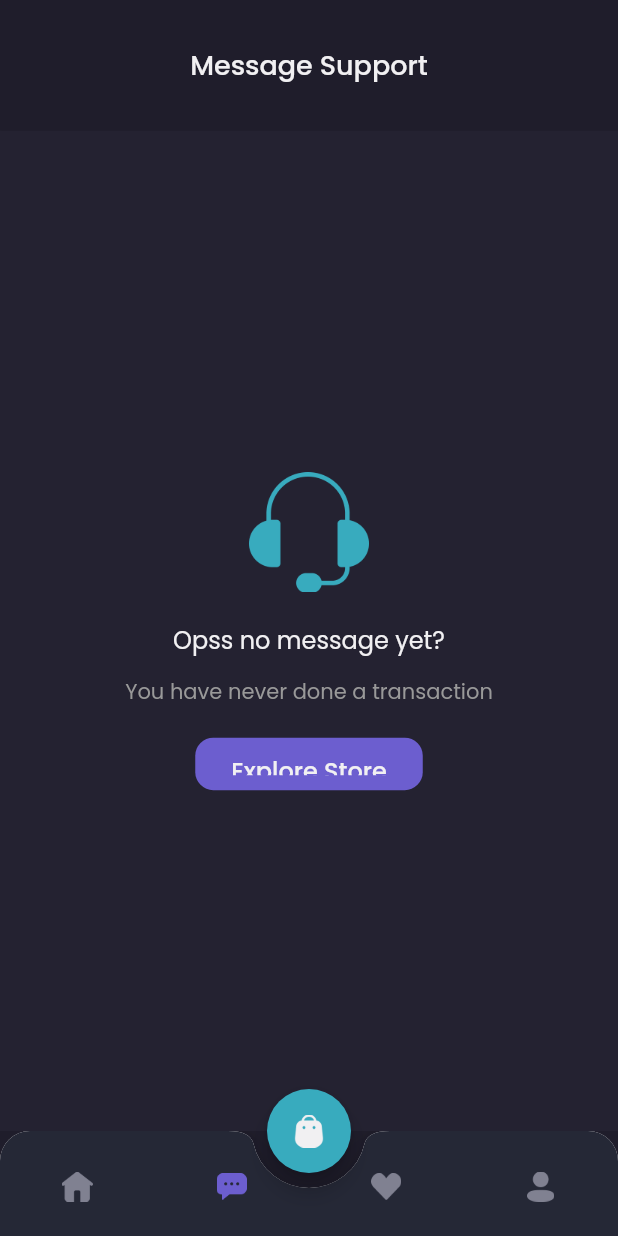
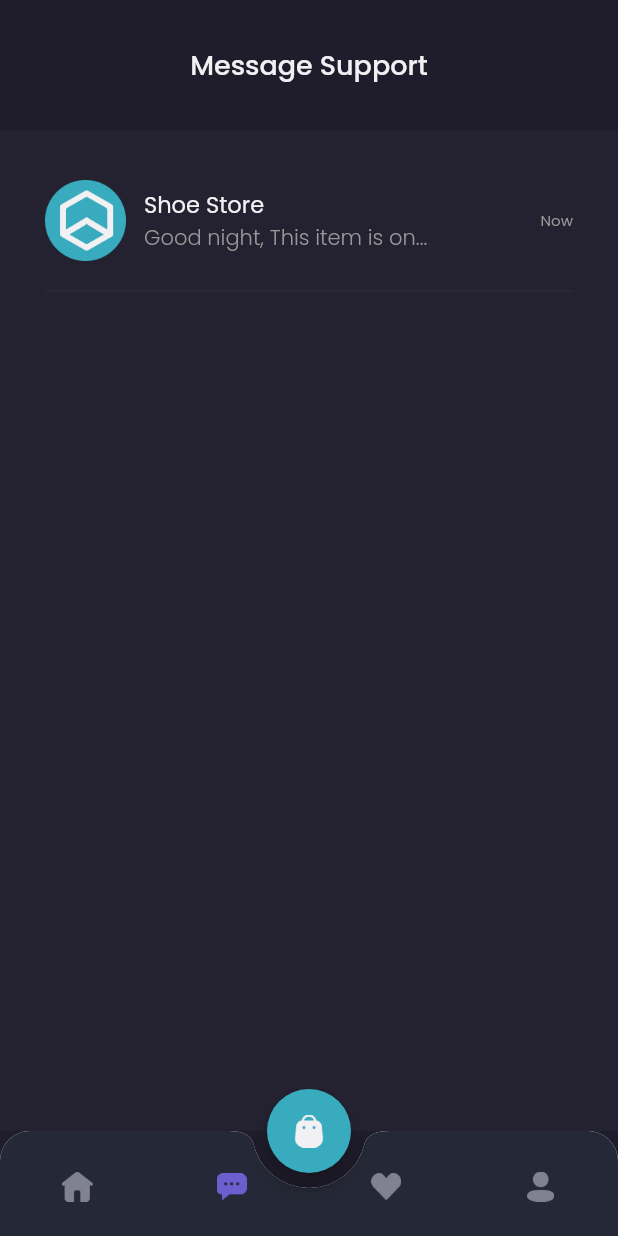
Before and after one commit to victorchndra/shamomobileapplication, a Flutter app: the MainPage screen opened by its route, item 2 of the bottom bar chosen, on a phone screen of 412 x 824 dp. Run offline on Flutter 3.47's test engine with Material 2 defaults, Android fonts, the phone set to English and light mode, and no system bars; our stand-ins replace google_fonts.

Commit message:
Chat menu

```diff
--- a/lib/main.dart
+++ b/lib/main.dart
@@ -1,6 +1,7 @@
 // ignore_for_file: prefer_const_constructors
 
 import 'package:flutter/material.dart';
+import 'package:shamo/pages/detail_chat.dart';
 import 'package:shamo/pages/home/main_page.dart';
 import 'package:shamo/pages/sign_in_page.dart';
 import 'package:shamo/pages/sign_up_page.dart';
@@ -22,6 +23,7 @@ class MyApp extends StatelessWidget {
         '/sign-in': (context) => SignInPage(),
         '/sign-up': (context) => SignUpPage(),
         '/home': (context) => MainPage(),
+        '/detail-chat': (context) => DetailChatPage(),
       }, //Manggil class dari file splash_page.dart
     );
   }
--- a/lib/pages/home/chat_page.dart
+++ b/lib/pages/home/chat_page.dart
@@ -1,5 +1,6 @@
 import 'package:flutter/material.dart';
 import 'package:shamo/theme.dart';
+import 'package:shamo/widgets/chat_tile.dart';
 
 class ChatPage extends StatelessWidget {
   const ChatPage({Key? key}) : super(key: key);
@@ -24,7 +25,7 @@ class ChatPage extends StatelessWidget {
       );
     }
 
-    Widget content() {
+    Widget emptyChat() {
       return Expanded(
         // ignore: sized_box_for_whitespace
         child: Container(
@@ -80,6 +81,23 @@ class ChatPage extends StatelessWidget {
       );
     }
 
+    Widget content() {
+      return Expanded(
+        // ignore: sized_box_for_whitespace
+        child: Container(
+          color: backgroundColor3,
+          width: double.infinity, //ukuran container selebar layar
+          child: ListView(
+            padding: EdgeInsets.symmetric(horizontal: defaultMargin),
+            // ignore: prefer_const_literals_to_create_immutables
+            children: [
+              ChatTile(),
+            ],
+          ),
+        ),
+      );
+    }
+
     return Column(
       children: [
         header(),
--- a/lib/pages/home/wishlist_page.dart
+++ b/lib/pages/home/wishlist_page.dart
@@ -58,7 +58,7 @@ class WishlistPage extends StatelessWidget {
               SizedBox(
                 height: 35,
                 child: TextButton(
-                  onPressed: () {},
+                  onPressed: () {}, //test
                   child: Text(
                     'Explore Store',
                     style: primaryTextStyle.copyWith(fontSize: 16.0, fontWeight: medium),
--- a/lib/theme.dart
+++ b/lib/theme.dart
@@ -13,6 +13,7 @@ Color backgroundColor1 = Color(0xff1F1D2B);
 Color backgroundColor2 = Color(0xff2B2937);
 Color backgroundColor3 = Color(0xff242231);
 Color backgroundColor4 = Color(0xff252836);
+Color backgroundColor5 = Color(0xff2B2844);
 Color primaryTextColor = Color(0xffF1F0F2);
 Color secondaryTextColor = Color(0xff999999);
 Color thirdTextColor = Color(0xff2E2E2E);
--- /dev/null
+++ b/lib/widgets/chat_tile.dart
@@ -0,0 +1,67 @@
+import 'package:flutter/material.dart';
+import 'package:shamo/theme.dart';
+
+class ChatTile extends StatelessWidget {
+  const ChatTile({Key? key}) : super(key: key);
+
+  @override
+  Widget build(BuildContext context) {
+    return GestureDetector(
+      // biar bisa di tap (deteksi gestur jari)
+      onTap: () {
+        Navigator.pushNamed(context, '/detail-chat');
+      },
+      child: Container(
+        margin: EdgeInsets.only(top: 33.0),
+        child: Column(
+          children: [
+            Row(
+              children: [
+                Image.asset(
+                  'assets/image_shop_logo.png',
+                  width: 54,
+                ),
+                SizedBox(
+                  width: 12,
+                ),
+                Expanded(
+                  child: Column(
+                    crossAxisAlignment: CrossAxisAlignment.start,
+                    children: [
+                      Text(
+                        'Shoe Store',
+                        style: primaryTextStyle.copyWith(
+                          fontSize: 15,
+                        ),
+                      ),
+                      Text(
+                        'Good night, This item is on...',
+                        style: secondaryTextStyle.copyWith(
+                          fontWeight: light,
+                        ),
+                        overflow: TextOverflow.ellipsis,
+                      ),
+                    ],
+                  ),
+                ),
+                Text(
+                  'Now',
+                  style: secondaryTextStyle.copyWith(
+                    fontSize: 10,
+                  ),
+                ),
+              ],
+            ),
+            SizedBox(
+              height: 12,
+            ),
+            Divider(
+              thickness: 1, //ketebalan garis
+              color: Color(0xff2B2939),
+            )
+          ],
+        ),
+      ),
+    );
+  }
+}
```
Also changed, not shown: lib/pages/detail_chat.dart (added, +177 -0 lines), lib/widgets/chat_bubble.dart (added, +157 -0 lines), assets/button_close.png (added), assets/button_send.png (added), assets/image_shop_logo_online.png (added).
